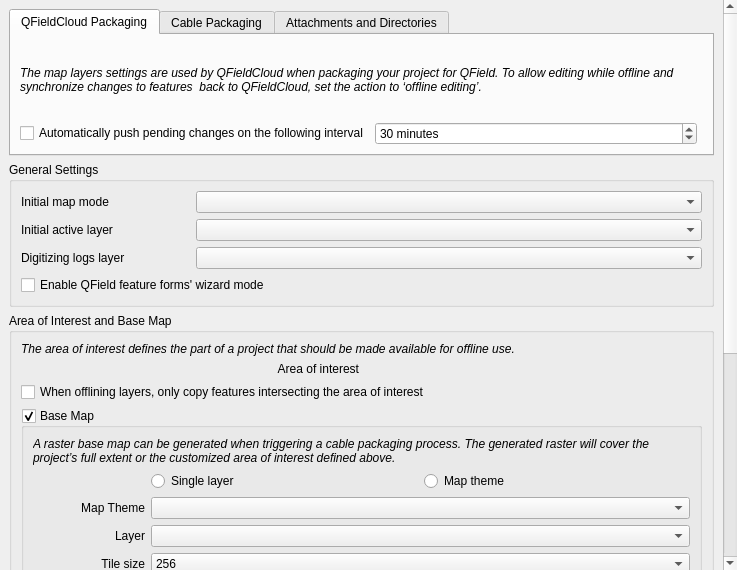
First picture: the form in qfieldsync/ui/project_configuration_widget.ui, repository opengisch/qfieldsync, before the edit.
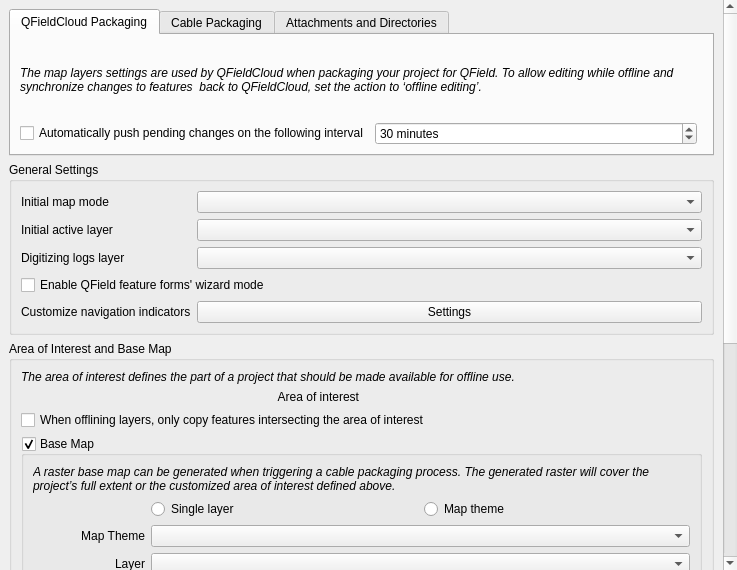
Second picture: the form after the edit. Custom widgets are drawn as their Qt base class.

Commit message:
Add configuration widget for navigation indicators customization
Introduce a new panel to customize the appearance of the location arrow and coordinate cursor, allowing users to configure fill colors, outline colors, and sizes within the project settings.

```diff
--- a/qfieldsync/ui/project_configuration_widget.ui
+++ b/qfieldsync/ui/project_configuration_widget.ui
@@ -280,6 +280,20 @@
             </property>
            </widget>
           </item>
+          <item row="4" column="0">
+           <widget class="QLabel" name="customizeNavigationLabel">
+            <property name="text">
+             <string>Customize navigation indicators</string>
+            </property>
+           </widget>
+          </item>
+          <item row="4" column="1">
+           <widget class="QPushButton" name="customizeNavigationButton">
+            <property name="text">
+             <string>Settings</string>
+            </property>
+           </widget>
+          </item>
          </layout>
         </widget>
        </item>
```
The commit also changes 3 other files.
